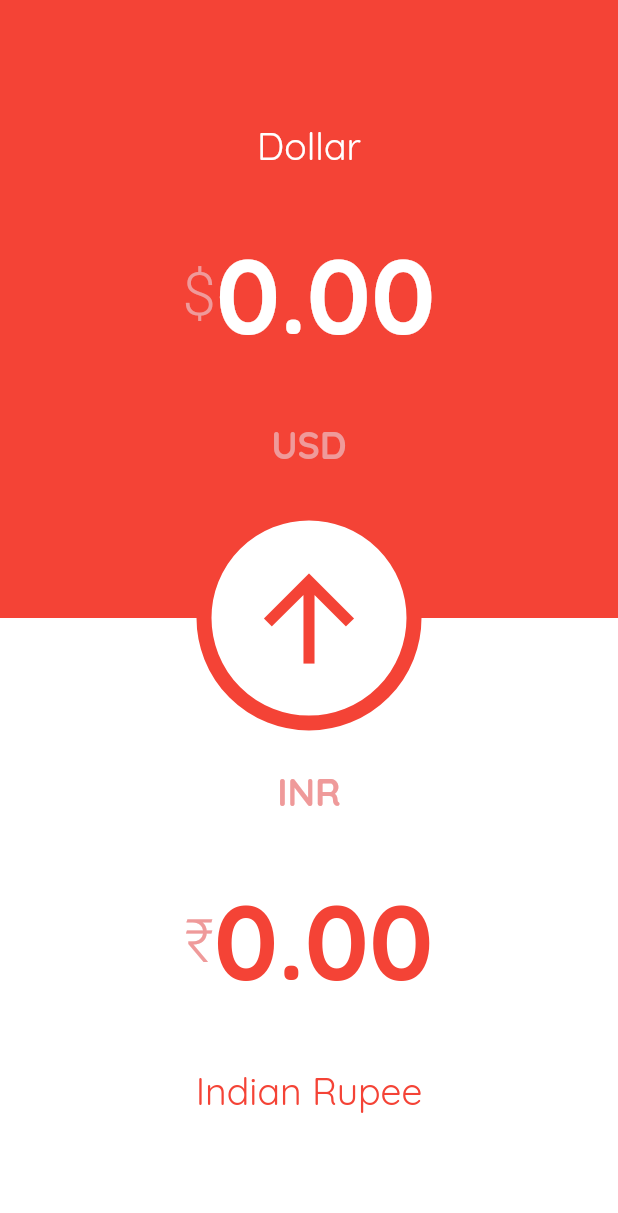
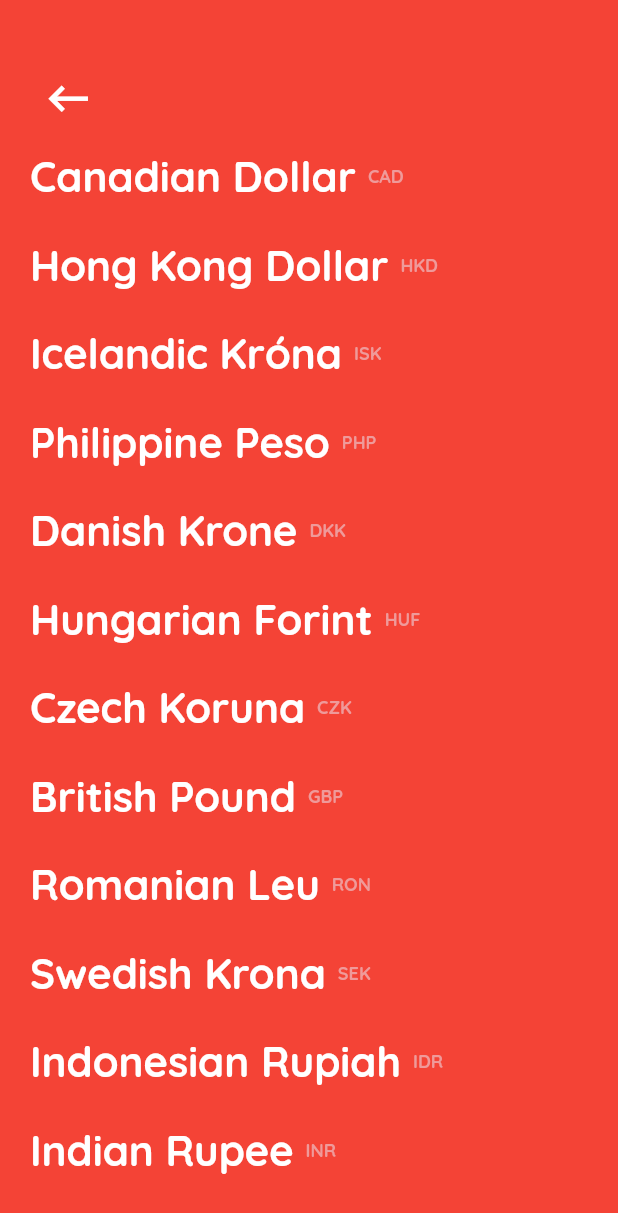
Before and after one commit to xybercommander/currency-converter-flutter, a Flutter app: the screen it shows after launch, after a tap on "USD", on a phone screen of 412 x 824 dp. Shown: the top 1213 px of the screen. Run offline on Flutter 3.47's test engine with Material 2 defaults, Android fonts, the phone set to English and light mode, and no system bars; our stand-ins replace page_transition, shared_preferences.

Commit message:
completed the currecy pages

```diff
--- a/lib/screens/mainPage.dart
+++ b/lib/screens/mainPage.dart
@@ -2,7 +2,9 @@ import 'dart:convert';
 
 import 'package:currency_converter/helper/constants.dart';
 import 'package:currency_converter/helper/helperfunctions.dart';
+import 'package:currency_converter/screens/redCurrencyName.dart';
 import 'package:currency_converter/screens/redTyper.dart';
+import 'package:currency_converter/screens/whiteCurrencyName.dart';
 import 'package:currency_converter/screens/whiteTyper.dart';
 import 'package:currency_converter/services/currencyAPI.dart';
 import 'package:flutter/material.dart';
@@ -144,7 +146,14 @@ class _MainPageState extends State<MainPage> with TickerProviderStateMixin {
                           ],
                         ),
                         GestureDetector(
-                          onTap: () => getRedCurrency(),
+                          onTap: () => Navigator.push(
+                            context,
+                            PageTransition(
+                              child: RedCurrency(),
+                              type: PageTransitionType.rightToLeftWithFade,
+                              duration: Duration(milliseconds: 200)
+                            )
+                          ),
                           child: Text(
                             "USD",
                             style: TextStyle(
@@ -173,12 +182,23 @@ class _MainPageState extends State<MainPage> with TickerProviderStateMixin {
                         SizedBox(
                           height: 20,
                         ),
-                        Text("INR",
+                        GestureDetector(
+                          onTap: () => Navigator.push(
+                            context,
+                            PageTransition(
+                              child: WhiteCurrency(),
+                              type: PageTransitionType.rightToLeftWithFade,
+                              duration: Duration(milliseconds: 200)
+                            )
+                          ),
+                          child: Text(
+                            "INR",
                             style: TextStyle(
-                                color: Colors.red[200],
-                                fontFamily: 'Quicksand',
-                                fontSize: 25,
-                                fontWeight: FontWeight.bold)),
+                                  color: Colors.red[200],
+                                  fontFamily: 'Quicksand',
+                                  fontSize: 25,
+                                  fontWeight: FontWeight.bold)),
+                        ),
                         Row(
                           mainAxisAlignment: MainAxisAlignment.center,
                           children: [
--- a/lib/screens/redCurrencyName.dart
+++ b/lib/screens/redCurrencyName.dart
@@ -0,0 +1,36 @@
+import 'package:currency_converter/widgets/widgets.dart';
+import 'package:flutter/material.dart';
+
+class RedCurrency extends StatefulWidget {
+  @override
+  _RedCurrencyState createState() => _RedCurrencyState();
+}
+
+class _RedCurrencyState extends State<RedCurrency> {
+  @override
+  Widget build(BuildContext context) {
+    return Scaffold(
+
+
+      body: Container(
+        height: MediaQuery.of(context).size.height,
+        color: Colors.red,
+        padding: EdgeInsets.only(top: 40, left: 20),
+        child: Column(
+          crossAxisAlignment: CrossAxisAlignment.start,
+          children: [
+            Row(
+              children: [
+                IconButton(
+                  icon: Icon(Icons.keyboard_backspace, color: Colors.white, size: 35,),
+                  onPressed: () => Navigator.pop(context),
+                )
+              ],
+            ),
+            currencyList(context, Colors.white, Colors.red[200])
+          ],
+        ),
+      ),
+    );
+  }
+}
--- a/lib/screens/redTyper.dart
+++ b/lib/screens/redTyper.dart
@@ -67,7 +67,7 @@ class _RedBackGroundState extends State<RedBackGround> {
 
           Navigator.pop(context);
         },
-        child: Text("✓", style: TextStyle(color: Colors.white54, fontSize: 17),),
+        child: Icon(Icons.check, color: Colors.white54,),
         shape: CircleBorder(),
       )
     );
--- a/lib/screens/whiteCurrencyName.dart
+++ b/lib/screens/whiteCurrencyName.dart
@@ -0,0 +1,36 @@
+import 'package:currency_converter/widgets/widgets.dart';
+import 'package:flutter/material.dart';
+
+class WhiteCurrency extends StatefulWidget {
+  @override
+  _WhiteCurrencyState createState() => _WhiteCurrencyState();
+}
+
+class _WhiteCurrencyState extends State<WhiteCurrency> {
+  @override
+  Widget build(BuildContext context) {
+    return Scaffold(
+
+      body: Container(
+        height: MediaQuery.of(context).size.height,
+        color: Colors.white,
+        padding: EdgeInsets.only(top: 40, left: 20),
+        child: Column(
+          crossAxisAlignment: CrossAxisAlignment.start,
+          children: [
+            Row(
+              children: [
+                IconButton(
+                  icon: Icon(Icons.keyboard_backspace, color: Colors.red, size: 35,),
+                  onPressed: () => Navigator.pop(context),
+                )
+              ],
+            ),
+            currencyList(context, Colors.red, Colors.red[200])
+          ],
+        ),
+      ),
+
+    );
+  }
+}
--- a/lib/screens/whiteTyper.dart
+++ b/lib/screens/whiteTyper.dart
@@ -66,7 +66,7 @@ class _WhiteBackGroundState extends State<WhiteBackGround> {
 
           Navigator.pop(context);
         },
-        child: Text("✓", style: TextStyle(color: Colors.white, fontSize: 17),),
+        child: Icon(Icons.check, color: Colors.white,),
         shape: CircleBorder(),
       )
     );
--- /dev/null
+++ b/lib/widgets/widgets.dart
@@ -0,0 +1,73 @@
+import 'package:flutter/material.dart';
+
+currencyList(context, Color color1, Color color2) {
+  return Container(
+    height: MediaQuery.of(context).size.height / 1.135,
+
+    child: ListView(
+      scrollDirection: Axis.vertical,
+      children: [
+        nameWidget("Canadian Dollar", "CAD", color1, color2),
+        nameWidget("Hong Kong Dollar", "HKD", color1, color2),
+        nameWidget("Icelandic Króna", "ISK", color1, color2),
+        nameWidget("Philippine Peso", "PHP", color1, color2),
+        nameWidget("Danish Krone", "DKK", color1, color2),
+        nameWidget("Hungarian Forint", "HUF", color1, color2),
+        nameWidget("Czech Koruna", "CZK", color1, color2),
+        nameWidget("British Pound", "GBP", color1, color2),
+        nameWidget("Romanian Leu", "RON", color1, color2),
+        nameWidget("Swedish Krona", "SEK", color1, color2),
+        nameWidget("Indonesian Rupiah", "IDR", color1, color2),
+        nameWidget("Indian Rupee", "INR", color1, color2),
+        nameWidget("Brazilian Reais", "BRL", color1, color2),
+        nameWidget("Russian Ruble", "RUB", color1, color2),
+        nameWidget("Croatian Kuna", "HRK", color1, color2),
+        nameWidget("Japanese yen", "JPY", color1, color2),
+        nameWidget("Thai Baht", "THB", color1, color2),
+        nameWidget("Swiss Franc", "CHF", color1, color2),
+        nameWidget("Euro", "EUR", color1, color2),
+        nameWidget("Malaysian Ringgit", "MYR", color1, color2),
+        nameWidget("Bulgarian Lev", "BGN", color1, color2),
+        nameWidget("Turkish Lira", "TRY", color1, color2),
+        nameWidget("Chinese Renminbi", "CNY", color1, color2),
+        nameWidget("Norwegian Krone", "NOK", color1, color2),
+        nameWidget("New Zealand Dollar", "NZD", color1, color2),
+        nameWidget("South African Rand", "ZAR", color1, color2),
+        nameWidget("United States Dollar", "USD", color1, color2),
+        nameWidget("Mexican Peso", "MXN", color1, color2),
+        nameWidget("Singapore Dollar", "SGD", color1, color2),
+        nameWidget("Australian Dollar", "AUD", color1, color2),
+        nameWidget("Israeli New Shekel", "ILS", color1, color2),
+        nameWidget("South Korean Won", "KRW", color1, color2),
+        nameWidget("Polish Zloty", "PLN", color1, color2),
+      ],
+    ),
+  );
+}
+
+
+nameWidget(String countryName, String currency, Color color1, Color color2) {
+  return Container(
+    padding: EdgeInsets.only(top: 12, bottom: 12),
+    child: Row(
+      crossAxisAlignment: CrossAxisAlignment.center,
+      children: [
+        Text(countryName, style: TextStyle(
+          color: color1,
+          fontSize: 28,
+          fontWeight: FontWeight.w700,
+          fontFamily: 'Quicksand'
+        ),),
+        SizedBox(width: 8),
+        Text(currency, style: TextStyle(
+          color: color2,
+          fontSize: 12,
+          fontFamily: 'Quicksand',
+          fontWeight: FontWeight.w700
+        ),),
+      ],
+    ),
+  );
+
+
+}
--- a/pubspec.yaml
+++ b/pubspec.yaml
@@ -18,7 +18,7 @@ publish_to: 'none' # Remove this line if you wish to publish to pub.dev
 version: 1.0.0+1
 
 environment:
-  sdk: ">=2.7.0 <3.0.0"
+  sdk: ">=2.8.0 <3.0.0"
 
 dependencies:
   flutter:
@@ -67,6 +67,9 @@ flutter:
     - family: Quicksand
       fonts:
         - asset: assets/fonts/Quicksand.ttf
+    - family: QuicksandMedium
+      fonts:
+        - asset: assets/fonts/Quicksand-Medium.ttf
   #   - family: Trajan Pro
   #     fonts:
   #       - asset: fonts/TrajanPro.ttf
```
Also changed, not shown: assets/fonts/Quicksand-Medium.ttf (added), pubspec.lock.
